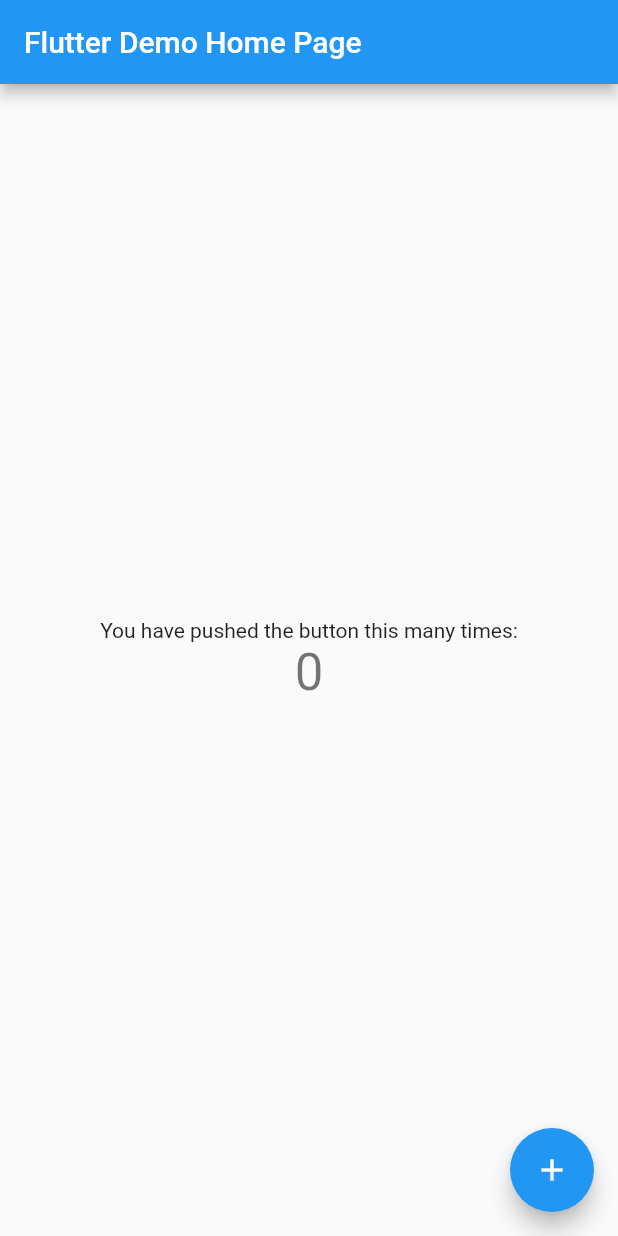
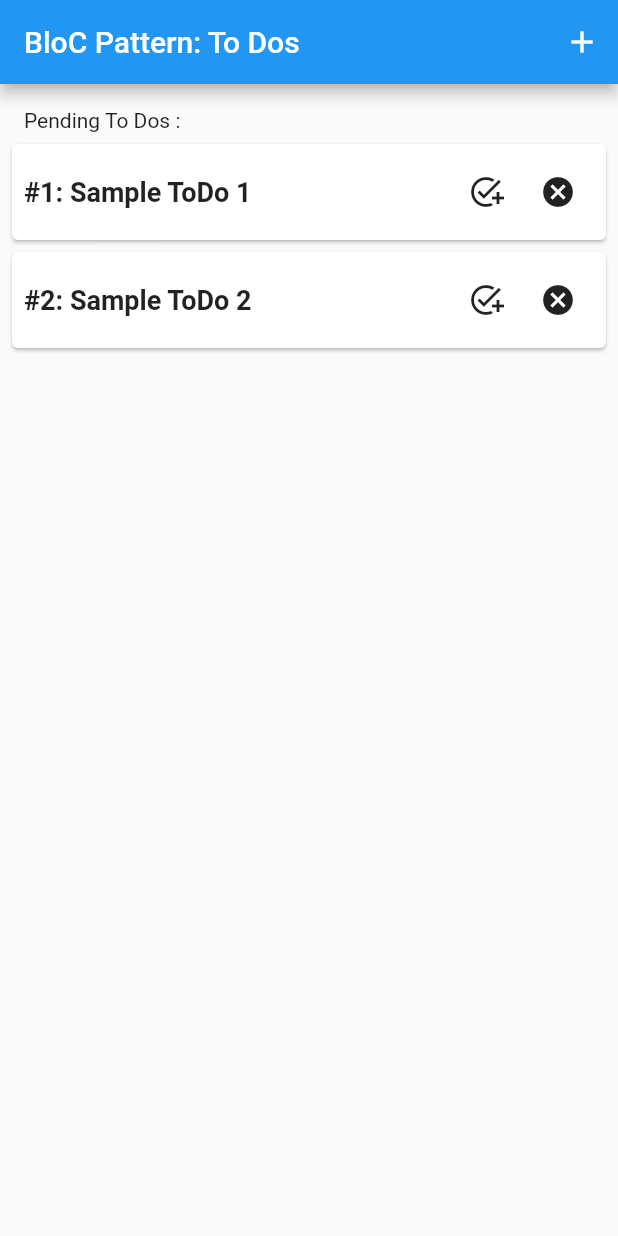
Before and after one commit to syukrianuar/flutter-bloc-todos, a Flutter app: the screen it shows after launch, on a phone screen of 412 x 824 dp. Run offline on Flutter 3.47's test engine with Material 2 defaults, Android fonts, the phone set to English and light mode, and no system bars; our stand-ins replace bloc, equatable, flutter_bloc.

Commit message:
add and delete todo list

```diff
--- /dev/null
+++ b/lib/bloc/todos_bloc.dart
@@ -0,0 +1,42 @@
+import 'package:bloc/bloc.dart';
+import 'package:equatable/equatable.dart';
+
+import '../models/todos_model.dart';
+
+part 'todos_event.dart';
+part 'todos_state.dart';
+
+class TodosBloc extends Bloc<TodosEvent, TodosState> {
+  TodosBloc() : super(TodosLoading()) {
+    on<LoadTodos>(_onLoadTodos);
+    on<AddTodo>(_onAddTodo);
+    on<DeleteTodo>(_onDeleteTodo);
+    on<UpdateTodo>(_onUpdateTodo);
+  }
+
+  void _onLoadTodos(LoadTodos event, Emitter<TodosState> emit) {
+    emit(
+      TodosLoaded(todos: event.todos),
+    );
+  }
+
+  void _onAddTodo(AddTodo event, Emitter<TodosState> emit) {
+    final state = this.state;
+    if (state is TodosLoaded) {
+      emit(TodosLoaded(todos: List.from(state.todos)..add(event.todo)));
+    }
+  }
+
+  void _onDeleteTodo(DeleteTodo event, Emitter<TodosState> emit) {
+    final state = this.state;
+    if (state is TodosLoaded) {
+      List<Todo> todos = state.todos.where((todo) {
+        return todo.id != event.todo.id;
+      }).toList();
+      emit(TodosLoaded(todos: todos));
+      }
+    }
+
+
+  void _onUpdateTodo(UpdateTodo event, Emitter<TodosState> emit) {}
+}
--- /dev/null
+++ b/lib/bloc/todos_event.dart
@@ -0,0 +1,41 @@
+part of 'todos_bloc.dart';
+
+abstract class TodosEvent extends Equatable {
+  const TodosEvent();
+
+  @override
+  List<Object> get props => [];
+}
+
+class LoadTodos extends TodosEvent {
+  final List<Todo> todos;
+
+  const LoadTodos({this.todos = const <Todo>[]});
+
+  @override
+  List<Object> get props => [todos];
+}
+
+class AddTodo extends TodosEvent {
+  final Todo todo;
+
+  const AddTodo({required this.todo});
+
+  List<Object> get props => [todo];
+}
+
+class UpdateTodo extends TodosEvent {
+  final Todo todo;
+
+  const UpdateTodo({required this.todo});
+
+  List<Object> get props => [todo];
+}
+
+class DeleteTodo extends TodosEvent {
+  final Todo todo;
+
+  const DeleteTodo({required this.todo});
+
+  List<Object> get props => [todo];
+}
--- /dev/null
+++ b/lib/bloc/todos_state.dart
@@ -0,0 +1,18 @@
+part of 'todos_bloc.dart';
+
+abstract class TodosState extends Equatable {
+  const TodosState();
+
+  @override
+  List<Object> get props => [];
+}
+
+class TodosLoading extends TodosState {}
+
+class TodosLoaded extends TodosState {
+  final List<Todo> todos;
+
+  const TodosLoaded({this.todos = const <Todo>[]});
+
+  List<Object> get props => [todos];
+}
--- a/lib/main.dart
+++ b/lib/main.dart
@@ -1,4 +1,8 @@
 import 'package:flutter/material.dart';
+import 'package:flutter_bloc/flutter_bloc.dart';
+import 'package:flutter_bloc_todos/bloc/todos_bloc.dart';
+import 'package:flutter_bloc_todos/models/todos_model.dart';
+import 'package:flutter_bloc_todos/screens/home_screen.dart';
 
 void main() {
   runApp(const MyApp());
@@ -10,106 +14,28 @@
   // This widget is the root of your application.
   @override
   Widget build(BuildContext context) {
-    return MaterialApp(
-      title: 'Flutter Demo',
-      theme: ThemeData(
-        // This is the theme of your application.
-        //
-        // Try running your application with "flutter run". You'll see the
-        // application has a blue toolbar. Then, without quitting the app, try
-        // changing the primarySwatch below to Colors.green and then invoke
-        // "hot reload" (press "r" in the console where you ran "flutter run",
-        // or simply save your changes to "hot reload" in a Flutter IDE).
-        // Notice that the counter didn't reset back to zero; the application
-        // is not restarted.
-        primarySwatch: Colors.blue,
+    return MultiBlocProvider(
+      providers: [
+        BlocProvider(
+            create: (context) => TodosBloc()
+              ..add(LoadTodos(todos: [
+                Todo(
+                    id: '1',
+                    task: 'Sample ToDo 1',
+                    description: 'This is a test To Do'),
+                Todo(
+                    id: '2',
+                    task: 'Sample ToDo 2',
+                    description: 'This is a test To Do'),
+              ])))
+      ],
+      child: MaterialApp(
+        title: 'Flutter Demo',
+        theme: ThemeData(
+          primarySwatch: Colors.blue,
+        ),
+        home: const HomeScreen(),
       ),
-      home: const MyHomePage(title: 'Flutter Demo Home Page'),
     );
   }
 }
-
-class MyHomePage extends StatefulWidget {
-  const MyHomePage({Key? key, required this.title}) : super(key: key);
-
-  // This widget is the home page of your application. It is stateful, meaning
-  // that it has a State object (defined below) that contains fields that affect
-  // how it looks.
-
-  // This class is the configuration for the state. It holds the values (in this
-  // case the title) provided by the parent (in this case the App widget) and
-  // used by the build method of the State. Fields in a Widget subclass are
-  // always marked "final".
-
-  final String title;
-
-  @override
-  State<MyHomePage> createState() => _MyHomePageState();
-}
-
-class _MyHomePageState extends State<MyHomePage> {
-  int _counter = 0;
-
-  void _incrementCounter() {
-    setState(() {
-      // This call to setState tells the Flutter framework that something has
-      // changed in this State, which causes it to rerun the build method below
-      // so that the display can reflect the updated values. If we changed
-      // _counter without calling setState(), then the build method would not be
-      // called again, and so nothing would appear to happen.
-      _counter++;
-    });
-  }
-
-  @override
-  Widget build(BuildContext context) {
-    // This method is rerun every time setState is called, for instance as done
-    // by the _incrementCounter method above.
-    //
-    // The Flutter framework has been optimized to make rerunning build methods
-    // fast, so that you can just rebuild anything that needs updating rather
-    // than having to individually change instances of widgets.
-    return Scaffold(
-      appBar: AppBar(
-        // Here we take the value from the MyHomePage object that was created by
-        // the App.build method, and use it to set our appbar title.
-        title: Text(widget.title),
-      ),
-      body: Center(
-        // Center is a layout widget. It takes a single child and positions it
-        // in the middle of the parent.
-        child: Column(
-          // Column is also a layout widget. It takes a list of children and
-          // arranges them vertically. By default, it sizes itself to fit its
-          // children horizontally, and tries to be as tall as its parent.
-          //
-          // Invoke "debug painting" (press "p" in the console, choose the
-          // "Toggle Debug Paint" action from the Flutter Inspector in Android
-          // Studio, or the "Toggle Debug Paint" command in Visual Studio Code)
-          // to see the wireframe for each widget.
-          //
-          // Column has various properties to control how it sizes itself and
-          // how it positions its children. Here we use mainAxisAlignment to
-          // center the children vertically; the main axis here is the vertical
-          // axis because Columns are vertical (the cross axis would be
-          // horizontal).
-          mainAxisAlignment: MainAxisAlignment.center,
-          children: <Widget>[
-            const Text(
-              'You have pushed the button this many times:',
-            ),
-            Text(
-              '$_counter',
-              style: Theme.of(context).textTheme.headline4,
-            ),
-          ],
-        ),
-      ),
-      floatingActionButton: FloatingActionButton(
-        onPressed: _incrementCounter,
-        tooltip: 'Increment',
-        child: const Icon(Icons.add),
-      ), // This trailing comma makes auto-formatting nicer for build methods.
-    );
-  }
-}
--- /dev/null
+++ b/lib/models/todos_model.dart
@@ -0,0 +1,45 @@
+import 'package:equatable/equatable.dart';
+
+class Todo extends Equatable {
+  final String id;
+  final String task;
+  final String description;
+  bool? isCompleted;
+  bool? isCancelled;
+
+  Todo({
+    required this.id,
+    required this.task,
+    required this.description,
+    this.isCompleted,
+    this.isCancelled,
+  }) {
+    isCompleted = isCompleted ?? false;
+    isCancelled = isCancelled ?? false;
+  }
+
+  Todo copyWith({
+    String? id,
+    String? task,
+    String? description,
+    bool? isCompleted,
+    bool? isCancelled,
+  }) {
+    return Todo(
+      id: id ?? this.id,
+      task: task ?? this.task,
+      description: description ?? this.description,
+      isCompleted: isCompleted ?? this.isCompleted,
+      isCancelled: isCancelled ?? this.isCancelled,
+    );
+  }
+
+  @override
+  List<Object?> get props => [
+        id,
+        task,
+        description,
+        isCompleted,
+        isCancelled,
+      ];
+}
--- /dev/null
+++ b/lib/screens/home_screen.dart
@@ -0,0 +1,143 @@
+import 'package:flutter/material.dart';
+import 'package:flutter_bloc/flutter_bloc.dart';
+
+import '../bloc/todos_bloc.dart';
+import '../models/todos_model.dart';
+import 'add_todo_screen.dart';
+
+class HomeScreen extends StatelessWidget {
+  const HomeScreen({Key? key}) : super(key: key);
+
+  @override
+  Widget build(BuildContext context) {
+    return Scaffold(
+      appBar: AppBar(
+        title: const Text('BloC Pattern: To Dos'),
+        actions: [
+          IconButton(
+            onPressed: () {
+              Navigator.push(
+                context,
+                MaterialPageRoute(
+                  builder: (context) => const AddTodoScreen(),
+                ),
+              );
+            },
+            icon: const Icon(Icons.add),
+          ),
+        ],
+      ),
+      body: BlocBuilder<TodosBloc, TodosState>(
+        builder: (context, state) {
+          if (state is TodosLoading) {
+            return CircularProgressIndicator();
+          }
+          if (state is TodosLoaded) {
+            return Padding(
+              padding: const EdgeInsets.all(8.0),
+              child: Column(
+                crossAxisAlignment: CrossAxisAlignment.start,
+                children: [
+                  Container(
+                    padding: EdgeInsets.all(8),
+                    child: Text('Pending To Dos :'),
+                  ),
+                  ListView.builder(
+                      shrinkWrap: true,
+                      itemCount: state.todos.length,
+                      itemBuilder: (BuildContext context, int index) {
+                        return _todosCard(context, state.todos[index]);
+                      })
+                ],
+              ),
+            );
+          } else {
+            return Text("Something when wrong!");
+          }
+        },
+      ),
+    );
+    // } else {
+    //   return const Text('Something went wrong.');
+    // }
+    // },
+    //   ),
+    // );
+  }
+
+  // Column _todo(List<Todo> todos, String status) {
+  //   return Column(
+  //     children: [
+  //       SizedBox(
+  //         height: 50,
+  //         child: Row(
+  //           children: [
+  //             Text(
+  //               '$status To Dos: ',
+  //               style: const TextStyle(
+  //                 fontSize: 18,
+  //                 fontWeight: FontWeight.bold,
+  //               ),
+  //             ),
+  //           ],
+  //         ),
+  //       ),
+  //       ListView.builder(
+  //         shrinkWrap: true,
+  //         itemCount: todos.length,
+  //         itemBuilder: (BuildContext context, int index) {
+  //           return _todosCard(
+  //             context,
+  //             todos[index],
+  //           );
+  //         },
+  //       ),
+  //     ],
+  //   );
+  // }
+
+  Card _todosCard(
+    BuildContext context,
+    Todo todo,
+  ) {
+    return Card(
+      margin: const EdgeInsets.only(bottom: 8.0),
+      child: Padding(
+        padding: const EdgeInsets.all(8.0),
+        child:
+            Row(mainAxisAlignment: MainAxisAlignment.spaceBetween, children: [
+          Text(
+            '#${todo.id}: ${todo.task}',
+            style: const TextStyle(
+              fontSize: 18,
+              fontWeight: FontWeight.bold,
+            ),
+          ),
+          Row(
+            children: [
+              IconButton(
+                onPressed: () {
+                  // context.read<TodosBloc>().add(
+                  //       UpdateTodo(
+                  //         todo: todo.copyWith(isCompleted: true),
+                  //       ),
+                  //     );
+                },
+                icon: const Icon(Icons.add_task),
+              ),
+              IconButton(
+                onPressed: () {
+                  // context.read<TodosBloc>().add(
+                  //     DeleteTodo(todo: todo.copyWith(isCancelled: true)));
+
+                  context.read<TodosBloc>().add(DeleteTodo(todo: todo));
+                },
+                icon: const Icon(Icons.cancel),
+              ),
+            ],
+          ),
+        ]),
+      ),
+    );
+  }
+}
--- a/pubspec.yaml
+++ b/pubspec.yaml
@@ -34,6 +34,8 @@
   # The following adds the Cupertino Icons font to your application.
   # Use with the CupertinoIcons class for iOS style icons.
   cupertino_icons: ^1.0.2
+  flutter_bloc: ^8.0.1
+  equatable: ^2.0.3
 
 dev_dependencies:
   flutter_test:
```
Also changed, not shown: lib/screens/add_todo_screen.dart (added, +89 -0 lines), pubspec.lock.
